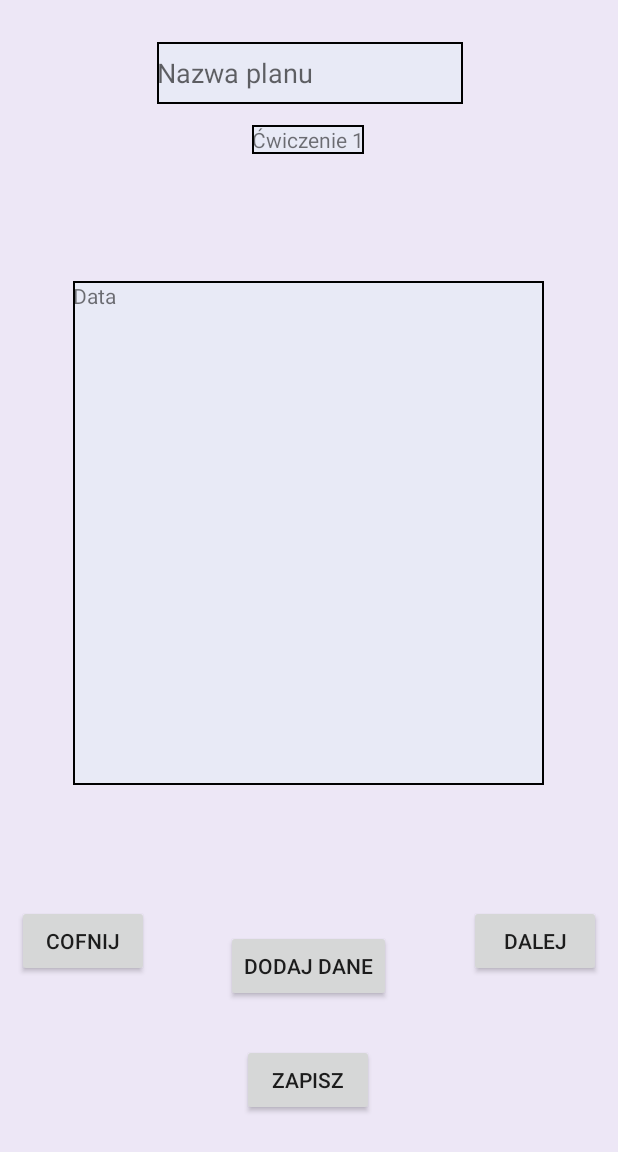
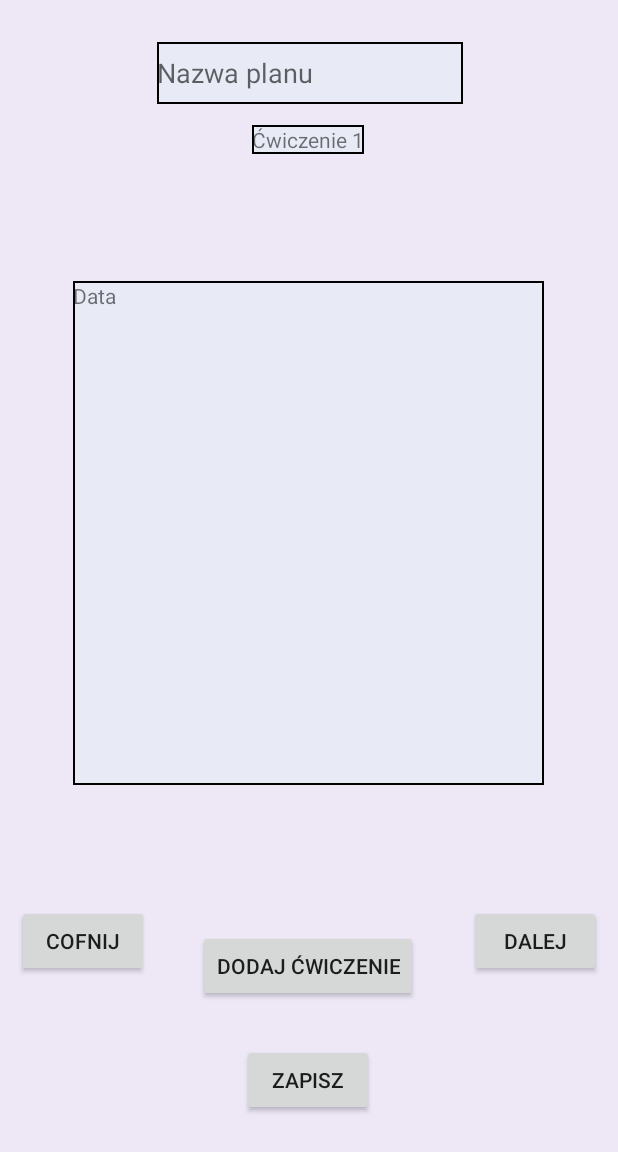
Before and after one commit to kduczek/Fitness-App, an Android app: the screen it shows after launch once a user with an empty profile is signed in (MainActivity), in the side drawer, after a tap on "Kreator Planów", on a phone screen of 412 x 824 dp, the part 84-1236 px from its top. Run offline under Robolectric (Android 15) with nearby library versions, the phone set to English and light mode, and no system bars; our stand-ins replace Firebase (no records; nobody signed in at launch, a user with empty details on screens opened directly); 3 statements that could not run were skipped.

Commit message:
Dodanie tła w głównym menu oraz poprawienie sprawnosci aplikacji

```diff
--- a/app/src/main/java/com/example/fitnessapp/MainActivity.java
+++ b/app/src/main/java/com/example/fitnessapp/MainActivity.java
@@ -13,6 +13,8 @@ import android.content.Intent;
 import android.os.Bundle;
 
 import android.view.MenuItem;
+import android.view.View;
+import android.widget.ImageView;
 import android.widget.TextView;
 import android.widget.Toast;
 
@@ -34,8 +36,9 @@ public class MainActivity extends AppCompatActivity  implements NavigationView.O
     FirebaseAuth mFirebaseAuth;
     FirebaseFirestore db = FirebaseFirestore.getInstance();
     DocumentReference ref;
-    TextView user;
+    TextView user, quote;
     String uID;
+    ImageView background;
 
    @Override
    protected void onCreate(Bundle savedInstanceState) {
@@ -59,6 +62,8 @@ public class MainActivity extends AppCompatActivity  implements NavigationView.O
         drawerLayout = findViewById(R.id.drawer);
         navigationView = findViewById(R.id.navigationView);
         navigationView.setNavigationItemSelectedListener(this);
+        background = findViewById(R.id.imgBackground);
+        quote = findViewById(R.id.textViewQuote);
 
         actionBarDrawerToggle = new ActionBarDrawerToggle(this, drawerLayout, toolbar, R.string.open, R.string.close);
         drawerLayout.addDrawerListener(actionBarDrawerToggle);
@@ -67,6 +72,8 @@ public class MainActivity extends AppCompatActivity  implements NavigationView.O
 
         //domyslny fragment
 
+       quote.setVisibility(View.GONE);
+       background.setVisibility(View.GONE);
         getSupportFragmentManager().beginTransaction().replace(R.id.container_fragment, new MainFragment()).commit();
 
     }
--- a/app/src/main/java/com/example/fitnessapp/RegisterActivity.java
+++ b/app/src/main/java/com/example/fitnessapp/RegisterActivity.java
@@ -105,7 +105,7 @@ public class RegisterActivity extends AppCompatActivity {
                                 });
 
 
-                                konto = new Konto(usernm, email, "", "", "", "", "", "", "", "");
+                                konto = new Konto(usernm, email);
                                 userID = mFirebaseAuth.getCurrentUser().getUid();
                                 DocumentReference documentReference = fStore.collection("users").document(userID);
                                 Map<String, Object> user = new HashMap<>();
@@ -125,6 +125,10 @@ public class RegisterActivity extends AppCompatActivity {
 
                                     }
                                 });
+                                documentReference.update(
+                                        "licznik", "0");
+                                documentReference.update(
+                                        "kontoname", usernm);
                                 //a tu konczy
                                 startActivity(new Intent(RegisterActivity.this, MainActivity.class));
                             }
--- a/app/src/main/res/layout/activity_kreator_cwi.xml
+++ b/app/src/main/res/layout/activity_kreator_cwi.xml
@@ -60,7 +60,7 @@
         android:layout_width="wrap_content"
         android:layout_height="wrap_content"
         android:layout_marginBottom="28dp"
-        android:text="@string/add"
+        android:text="@string/addEx"
         app:layout_constraintBottom_toTopOf="@+id/Zapisz"
         app:layout_constraintEnd_toEndOf="parent"
         app:layout_constraintHorizontal_bias="0.498"
--- a/app/src/main/res/layout/activity_main.xml
+++ b/app/src/main/res/layout/activity_main.xml
@@ -17,6 +17,7 @@
         android:layout_height="wrap_content"
         layout="@layout/content_main" />
 
+
     <com.google.android.material.navigation.NavigationView
         android:layout_width="match_parent"
         android:layout_height="match_parent"
--- a/app/src/main/res/layout/content_main.xml
+++ b/app/src/main/res/layout/content_main.xml
@@ -1,11 +1,40 @@
 <?xml version="1.0" encoding="utf-8"?>
 <androidx.constraintlayout.widget.ConstraintLayout
     xmlns:android="http://schemas.android.com/apk/res/android"
+    xmlns:app="http://schemas.android.com/apk/res-auto"
+    xmlns:tools="http://schemas.android.com/tools"
     android:layout_width="match_parent"
     android:layout_height="match_parent"
     android:id="@+id/container_fragment">
 
+    <ImageView
+        android:id="@+id/imgBackground"
+        android:layout_width="wrap_content"
+        android:layout_height="wrap_content"
+        android:layout_marginTop="80dp"
+        app:layout_constraintEnd_toEndOf="parent"
+        app:layout_constraintHorizontal_bias="0.0"
+        app:layout_constraintStart_toStartOf="parent"
+        app:layout_constraintTop_toTopOf="parent"
+        app:srcCompat="@drawable/main_background"
+        android:visibility="visible"
+        android:contentDescription="@string/backgroundName" />
 
+    <TextView
+        android:id="@+id/textViewQuote"
+        android:layout_width="wrap_content"
+        android:layout_height="wrap_content"
+        android:layout_marginTop="80dp"
+        android:gravity="center"
+        android:text="@string/motivation"
+        android:textColor="#3483eb"
+        android:textSize="26sp"
+        android:textStyle="bold"
+        android:visibility="visible"
+        app:layout_constraintEnd_toEndOf="parent"
+        app:layout_constraintHorizontal_bias="0.0"
+        app:layout_constraintStart_toStartOf="parent"
+        app:layout_constraintTop_toTopOf="parent" />
 
 
 </androidx.constraintlayout.widget.ConstraintLayout>
--- a/app/src/main/res/values/strings.xml
+++ b/app/src/main/res/values/strings.xml
@@ -68,4 +68,7 @@
     <string name="removePlans">Wybierz plany, które chcesz usunąć</string>
     <string name="number">Numer</string>
     <string name="planNumber">Podaj numer planu</string>
+    <string name="motivation">Jedyną osobą, która może cię zmotywować jesteś ty sam!</string>
+    <string name="backgroundName">backgroundImage</string>
+    <string name="addEx">Dodaj ćwiczenie</string>
 </resources>
```
Also changed, not shown: app/src/main/java/com/example/fitnessapp/Konto.java (+12 -5 lines), app/src/main/java/com/example/fitnessapp/Usun.java (+29 -0 lines), 1 other file.
